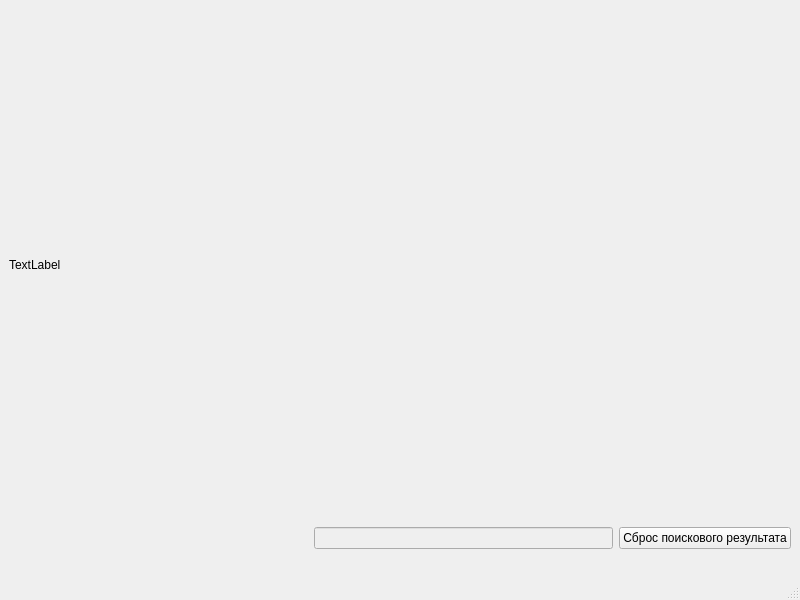
The window that main.ui (GRusl/MapsAPI) describes before a commit, drawn with Qt 5.
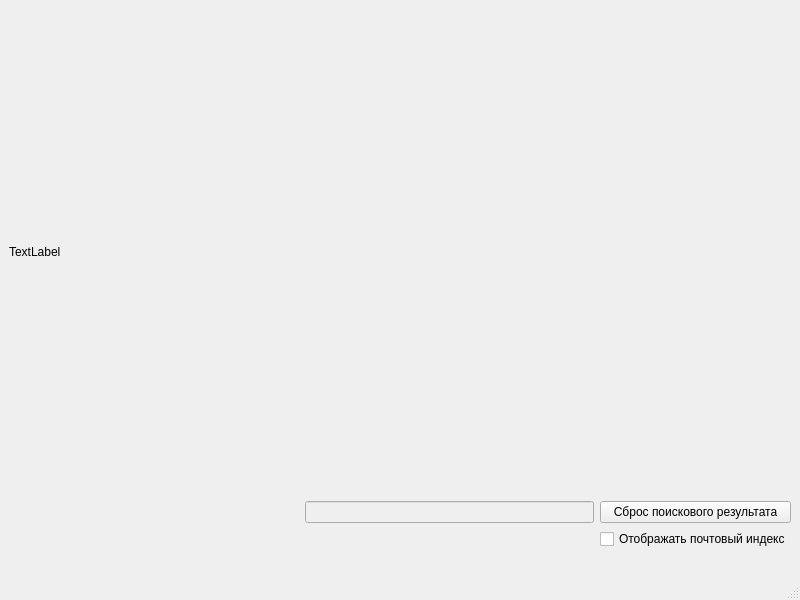
The same window after the commit.

Commit message: Большая задача по Maps API. Часть №9

```diff
--- a/main.ui
+++ b/main.ui
@@ -129,6 +129,13 @@
       </property>
      </spacer>
     </item>
+    <item row="3" column="2">
+     <widget class="QCheckBox" name="checkBox">
+      <property name="text">
+       <string>Отображать почтовый индекс</string>
+      </property>
+     </widget>
+    </item>
    </layout>
   </widget>
   <widget class="QStatusBar" name="statusbar"/>
```
The commit also changes 1 other file.
